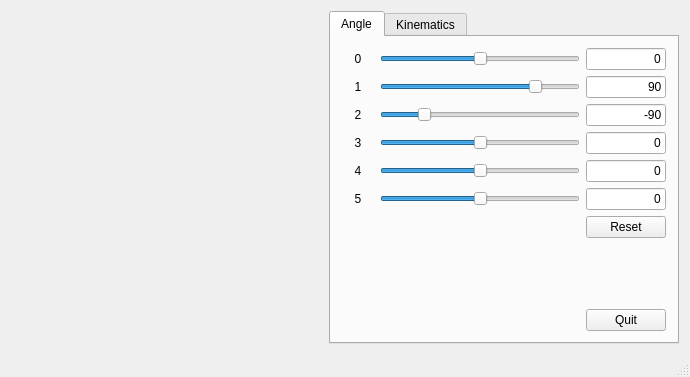
lego8421/PhantomX-Robot-Arm-Kit, file PhantomX-Robot-Arm-Kit/mainwindow.ui: the form before one commit.
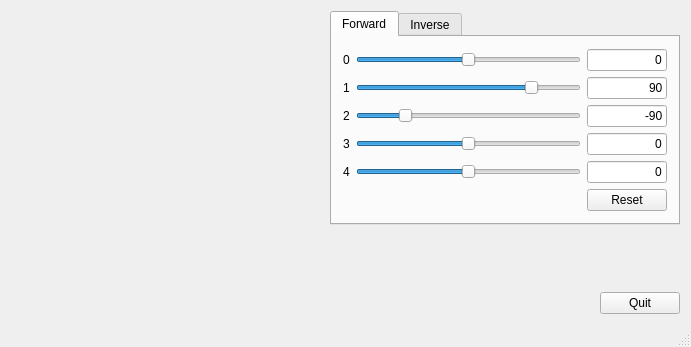
The form after the commit. Icons and pictures are not drawn. Custom widgets are drawn as their Qt base class.

Patch:
```diff
--- a/PhantomX-Robot-Arm-Kit/mainwindow.ui
+++ b/PhantomX-Robot-Arm-Kit/mainwindow.ui
@@ -6,8 +6,8 @@
    <rect>
     <x>0</x>
     <y>0</y>
-    <width>690</width>
-    <height>377</height>
+    <width>691</width>
+    <height>347</height>
    </rect>
   </property>
   <property name="sizePolicy">
@@ -48,9 +48,27 @@
      </widget>
     </item>
     <item>
+     <layout class="QGridLayout" name="gridLayout_2">
+      <property name="sizeConstraint">
+       <enum>QLayout::SetMinimumSize</enum>
+      </property>
+      <item row="2" column="0">
+       <spacer name="verticalSpacer">
+        <property name="orientation">
+         <enum>Qt::Vertical</enum>
+        </property>
+        <property name="sizeHint" stdset="0">
+         <size>
+          <width>20</width>
+          <height>40</height>
+         </size>
+        </property>
+       </spacer>
+      </item>
+      <item row="0" column="0" colspan="2">
      <widget class="QTabWidget" name="tabWidget">
       <property name="sizePolicy">
-       <sizepolicy hsizetype="Expanding" vsizetype="Expanding">
+         <sizepolicy hsizetype="Fixed" vsizetype="Fixed">
         <horstretch>0</horstretch>
         <verstretch>0</verstretch>
        </sizepolicy>
@@ -63,7 +81,7 @@
       </property>
       <property name="maximumSize">
        <size>
-        <width>350</width>
+          <width>16777215</width>
         <height>16777215</height>
        </size>
       </property>
@@ -76,198 +94,62 @@
       <property name="elideMode">
        <enum>Qt::ElideRight</enum>
       </property>
-      <widget class="QWidget" name="tabAngle">
+        <widget class="QWidget" name="tabForward">
        <attribute name="title">
-        <string>Angle</string>
+          <string>Forward</string>
        </attribute>
        <layout class="QVBoxLayout" name="verticalLayout">
         <item>
          <layout class="QGridLayout" name="gridLayout">
-          <item row="2" column="2">
-           <widget class="QLineEdit" name="lineEdit2">
-            <property name="sizePolicy">
-             <sizepolicy hsizetype="Minimum" vsizetype="Fixed">
-              <horstretch>0</horstretch>
-              <verstretch>0</verstretch>
-             </sizepolicy>
-            </property>
-            <property name="maximumSize">
-             <size>
-              <width>80</width>
-              <height>16777215</height>
-             </size>
-            </property>
-            <property name="text">
-             <string>-90</string>
-            </property>
-            <property name="alignment">
-             <set>Qt::AlignRight|Qt::AlignTrailing|Qt::AlignVCenter</set>
-            </property>
-           </widget>
-          </item>
-          <item row="0" column="1">
-           <widget class="QSlider" name="horizontalSlider0">
-            <property name="sizePolicy">
-             <sizepolicy hsizetype="Minimum" vsizetype="Fixed">
-              <horstretch>0</horstretch>
-              <verstretch>0</verstretch>
-             </sizepolicy>
-            </property>
-            <property name="minimumSize">
-             <size>
-              <width>200</width>
-              <height>0</height>
-             </size>
-            </property>
-            <property name="minimum">
-             <number>-150</number>
-            </property>
-            <property name="maximum">
-             <number>150</number>
-            </property>
-            <property name="orientation">
-             <enum>Qt::Horizontal</enum>
-            </property>
-           </widget>
-          </item>
-          <item row="3" column="1">
-           <widget class="QSlider" name="horizontalSlider3">
-            <property name="sizePolicy">
-             <sizepolicy hsizetype="Minimum" vsizetype="Fixed">
-              <horstretch>0</horstretch>
-              <verstretch>0</verstretch>
-             </sizepolicy>
-            </property>
-            <property name="minimum">
-             <number>-150</number>
-            </property>
-            <property name="maximum">
-             <number>150</number>
-            </property>
-            <property name="orientation">
-             <enum>Qt::Horizontal</enum>
-            </property>
-           </widget>
-          </item>
-          <item row="0" column="2">
-           <widget class="QLineEdit" name="lineEdit0">
-            <property name="sizePolicy">
-             <sizepolicy hsizetype="Minimum" vsizetype="Fixed">
-              <horstretch>0</horstretch>
-              <verstretch>0</verstretch>
-             </sizepolicy>
-            </property>
-            <property name="maximumSize">
-             <size>
-              <width>80</width>
-              <height>16777215</height>
-             </size>
-            </property>
-            <property name="text">
-             <string>0</string>
-            </property>
-            <property name="alignment">
-             <set>Qt::AlignRight|Qt::AlignTrailing|Qt::AlignVCenter</set>
-            </property>
-           </widget>
-          </item>
-          <item row="3" column="2">
-           <widget class="QLineEdit" name="lineEdit3">
-            <property name="sizePolicy">
-             <sizepolicy hsizetype="Minimum" vsizetype="Fixed">
-              <horstretch>0</horstretch>
-              <verstretch>0</verstretch>
-             </sizepolicy>
-            </property>
-            <property name="maximumSize">
-             <size>
-              <width>80</width>
-              <height>16777215</height>
-             </size>
-            </property>
-            <property name="text">
-             <string>0</string>
-            </property>
-            <property name="alignment">
-             <set>Qt::AlignRight|Qt::AlignTrailing|Qt::AlignVCenter</set>
-            </property>
-           </widget>
-          </item>
-          <item row="5" column="1">
-           <widget class="QSlider" name="horizontalSlider5">
-            <property name="sizePolicy">
-             <sizepolicy hsizetype="Minimum" vsizetype="Fixed">
-              <horstretch>0</horstretch>
-              <verstretch>0</verstretch>
-             </sizepolicy>
-            </property>
-            <property name="minimum">
-             <number>-150</number>
-            </property>
-            <property name="maximum">
-             <number>150</number>
-            </property>
-            <property name="orientation">
-             <enum>Qt::Horizontal</enum>
-            </property>
-           </widget>
-          </item>
-          <item row="4" column="1">
-           <widget class="QSlider" name="horizontalSlider4">
-            <property name="sizePolicy">
-             <sizepolicy hsizetype="Minimum" vsizetype="Fixed">
-              <horstretch>0</horstretch>
-              <verstretch>0</verstretch>
-             </sizepolicy>
-            </property>
-            <property name="minimum">
-             <number>-150</number>
-            </property>
-            <property name="maximum">
-             <number>150</number>
-            </property>
-            <property name="orientation">
-             <enum>Qt::Horizontal</enum>
-            </property>
-           </widget>
-          </item>
-          <item row="5" column="0">
-           <widget class="QLabel" name="label_6">
-            <property name="text">
-             <string>5</string>
-            </property>
-            <property name="alignment">
-             <set>Qt::AlignCenter</set>
-            </property>
-           </widget>
-          </item>
-          <item row="2" column="0">
-           <widget class="QLabel" name="label_3">
-            <property name="text">
-             <string>2</string>
-            </property>
-            <property name="alignment">
-             <set>Qt::AlignCenter</set>
-            </property>
-           </widget>
-          </item>
-          <item row="7" column="2">
-           <spacer name="verticalSpacer">
-            <property name="orientation">
-             <enum>Qt::Vertical</enum>
-            </property>
-            <property name="sizeHint" stdset="0">
-             <size>
-              <width>20</width>
-              <height>40</height>
-             </size>
-            </property>
-           </spacer>
-          </item>
           <item row="5" column="2">
-           <widget class="QLineEdit" name="lineEdit5">
+             <widget class="QPushButton" name="buttonReset">
             <property name="sizePolicy">
              <sizepolicy hsizetype="Minimum" vsizetype="Fixed">
+                <horstretch>0</horstretch>
+                <verstretch>0</verstretch>
+               </sizepolicy>
+              </property>
+              <property name="text">
+               <string>Reset</string>
+              </property>
+             </widget>
+            </item>
+            <item row="3" column="0">
+             <widget class="QLabel" name="label_4">
+              <property name="sizePolicy">
+               <sizepolicy hsizetype="Minimum" vsizetype="Preferred">
+                <horstretch>0</horstretch>
+                <verstretch>0</verstretch>
+               </sizepolicy>
+              </property>
+              <property name="text">
+               <string>3</string>
+              </property>
+              <property name="alignment">
+               <set>Qt::AlignCenter</set>
+              </property>
+             </widget>
+            </item>
+            <item row="1" column="0">
+             <widget class="QLabel" name="label_2">
+              <property name="sizePolicy">
+               <sizepolicy hsizetype="Minimum" vsizetype="Preferred">
+                <horstretch>0</horstretch>
+                <verstretch>0</verstretch>
+               </sizepolicy>
+              </property>
+              <property name="text">
+               <string>1</string>
+              </property>
+              <property name="alignment">
+               <set>Qt::AlignCenter</set>
+              </property>
+             </widget>
+            </item>
+            <item row="4" column="2">
+             <widget class="QLineEdit" name="lineEdit4">
+              <property name="sizePolicy">
+               <sizepolicy hsizetype="Fixed" vsizetype="Fixed">
               <horstretch>0</horstretch>
               <verstretch>0</verstretch>
              </sizepolicy>
@@ -286,71 +168,10 @@
             </property>
            </widget>
           </item>
-          <item row="8" column="2">
-           <widget class="QPushButton" name="pushButton">
-            <property name="sizePolicy">
-             <sizepolicy hsizetype="Minimum" vsizetype="Fixed">
-              <horstretch>0</horstretch>
-              <verstretch>0</verstretch>
-             </sizepolicy>
-            </property>
-            <property name="maximumSize">
-             <size>
-              <width>80</width>
-              <height>16777215</height>
-             </size>
-            </property>
-            <property name="text">
-             <string>Quit</string>
-            </property>
-           </widget>
-          </item>
-          <item row="0" column="0">
-           <widget class="QLabel" name="label">
-            <property name="text">
-             <string>0</string>
-            </property>
-            <property name="alignment">
-             <set>Qt::AlignCenter</set>
-            </property>
-           </widget>
-          </item>
-          <item row="2" column="1">
-           <widget class="QSlider" name="horizontalSlider2">
-            <property name="sizePolicy">
-             <sizepolicy hsizetype="Minimum" vsizetype="Fixed">
-              <horstretch>0</horstretch>
-              <verstretch>0</verstretch>
-             </sizepolicy>
-            </property>
-            <property name="minimum">
-             <number>-150</number>
-            </property>
-            <property name="maximum">
-             <number>150</number>
-            </property>
-            <property name="value">
-             <number>-90</number>
-            </property>
-            <property name="orientation">
-             <enum>Qt::Horizontal</enum>
-            </property>
-           </widget>
-          </item>
-          <item row="4" column="0">
-           <widget class="QLabel" name="label_5">
-            <property name="text">
-             <string>4</string>
-            </property>
-            <property name="alignment">
-             <set>Qt::AlignCenter</set>
-            </property>
-           </widget>
-          </item>
           <item row="1" column="1">
            <widget class="QSlider" name="horizontalSlider1">
             <property name="sizePolicy">
-             <sizepolicy hsizetype="Minimum" vsizetype="Fixed">
+               <sizepolicy hsizetype="Expanding" vsizetype="Fixed">
               <horstretch>0</horstretch>
               <verstretch>0</verstretch>
              </sizepolicy>
@@ -361,6 +182,12 @@
               <height>0</height>
              </size>
             </property>
+              <property name="maximumSize">
+               <size>
+                <width>16777215</width>
+                <height>16777215</height>
+               </size>
+              </property>
             <property name="minimum">
              <number>-150</number>
             </property>
@@ -378,7 +205,7 @@
           <item row="1" column="2">
            <widget class="QLineEdit" name="lineEdit1">
             <property name="sizePolicy">
-             <sizepolicy hsizetype="Minimum" vsizetype="Fixed">
+               <sizepolicy hsizetype="Fixed" vsizetype="Fixed">
               <horstretch>0</horstretch>
               <verstretch>0</verstretch>
              </sizepolicy>
@@ -397,17 +224,33 @@
             </property>
            </widget>
           </item>
-          <item row="4" column="2">
-           <widget class="QLineEdit" name="lineEdit4">
+            <item row="4" column="0">
+             <widget class="QLabel" name="label_5">
             <property name="sizePolicy">
-             <sizepolicy hsizetype="Minimum" vsizetype="Fixed">
+               <sizepolicy hsizetype="Minimum" vsizetype="Preferred">
               <horstretch>0</horstretch>
               <verstretch>0</verstretch>
              </sizepolicy>
             </property>
+              <property name="text">
+               <string>4</string>
+              </property>
+              <property name="alignment">
+               <set>Qt::AlignCenter</set>
+              </property>
+             </widget>
+            </item>
+            <item row="0" column="0">
+             <widget class="QLabel" name="label">
+              <property name="sizePolicy">
+               <sizepolicy hsizetype="Minimum" vsizetype="Preferred">
+                <horstretch>0</horstretch>
+                <verstretch>0</verstretch>
+               </sizepolicy>
+              </property>
             <property name="maximumSize">
              <size>
-              <width>80</width>
+                <width>16777215</width>
               <height>16777215</height>
              </size>
             </property>
@@ -415,47 +258,251 @@
              <string>0</string>
             </property>
             <property name="alignment">
-             <set>Qt::AlignRight|Qt::AlignTrailing|Qt::AlignVCenter</set>
+               <set>Qt::AlignCenter</set>
             </property>
            </widget>
           </item>
-          <item row="1" column="0">
-           <widget class="QLabel" name="label_2">
+            <item row="2" column="1">
+             <widget class="QSlider" name="horizontalSlider2">
+              <property name="sizePolicy">
+               <sizepolicy hsizetype="Expanding" vsizetype="Fixed">
+                <horstretch>0</horstretch>
+                <verstretch>0</verstretch>
+               </sizepolicy>
+              </property>
+              <property name="minimumSize">
+               <size>
+                <width>0</width>
+                <height>0</height>
+               </size>
+              </property>
+              <property name="maximumSize">
+               <size>
+                <width>16777215</width>
+                <height>16777215</height>
+               </size>
+              </property>
+              <property name="minimum">
+               <number>-150</number>
+              </property>
+              <property name="maximum">
+               <number>150</number>
+              </property>
+              <property name="value">
+               <number>-90</number>
+              </property>
+              <property name="orientation">
+               <enum>Qt::Horizontal</enum>
+              </property>
+             </widget>
+            </item>
+            <item row="2" column="0">
+             <widget class="QLabel" name="label_3">
+              <property name="sizePolicy">
+               <sizepolicy hsizetype="Fixed" vsizetype="Preferred">
+                <horstretch>0</horstretch>
+                <verstretch>0</verstretch>
+               </sizepolicy>
+              </property>
             <property name="text">
-             <string>1</string>
+               <string>2</string>
             </property>
             <property name="alignment">
              <set>Qt::AlignCenter</set>
             </property>
            </widget>
           </item>
-          <item row="3" column="0">
-           <widget class="QLabel" name="label_4">
+            <item row="4" column="1">
+             <widget class="QSlider" name="horizontalSlider4">
+              <property name="sizePolicy">
+               <sizepolicy hsizetype="Expanding" vsizetype="Fixed">
+                <horstretch>0</horstretch>
+                <verstretch>0</verstretch>
+               </sizepolicy>
+              </property>
+              <property name="minimumSize">
+               <size>
+                <width>0</width>
+                <height>0</height>
+               </size>
+              </property>
+              <property name="maximumSize">
+               <size>
+                <width>16777215</width>
+                <height>16777215</height>
+               </size>
+              </property>
+              <property name="minimum">
+               <number>-150</number>
+              </property>
+              <property name="maximum">
+               <number>150</number>
+              </property>
+              <property name="orientation">
+               <enum>Qt::Horizontal</enum>
+              </property>
+             </widget>
+            </item>
+            <item row="3" column="2">
+             <widget class="QLineEdit" name="lineEdit3">
+              <property name="sizePolicy">
+               <sizepolicy hsizetype="Fixed" vsizetype="Fixed">
+                <horstretch>0</horstretch>
+                <verstretch>0</verstretch>
+               </sizepolicy>
+              </property>
+              <property name="maximumSize">
+               <size>
+                <width>80</width>
+                <height>16777215</height>
+               </size>
+              </property>
             <property name="text">
-             <string>3</string>
+               <string>0</string>
             </property>
             <property name="alignment">
-             <set>Qt::AlignCenter</set>
+               <set>Qt::AlignRight|Qt::AlignTrailing|Qt::AlignVCenter</set>
             </property>
            </widget>
           </item>
-          <item row="6" column="2">
-           <widget class="QPushButton" name="buttonReset">
+            <item row="0" column="2">
+             <widget class="QLineEdit" name="lineEdit0">
+              <property name="sizePolicy">
+               <sizepolicy hsizetype="Fixed" vsizetype="Fixed">
+                <horstretch>0</horstretch>
+                <verstretch>0</verstretch>
+               </sizepolicy>
+              </property>
+              <property name="maximumSize">
+               <size>
+                <width>80</width>
+                <height>16777215</height>
+               </size>
+              </property>
             <property name="text">
-             <string>Reset</string>
-            </property>
-           </widget>
-          </item>
+               <string>0</string>
+              </property>
+              <property name="alignment">
+               <set>Qt::AlignRight|Qt::AlignTrailing|Qt::AlignVCenter</set>
+              </property>
+             </widget>
+            </item>
+            <item row="0" column="1">
+             <widget class="QSlider" name="horizontalSlider0">
+              <property name="sizePolicy">
+               <sizepolicy hsizetype="Expanding" vsizetype="Fixed">
+                <horstretch>0</horstretch>
+                <verstretch>0</verstretch>
+               </sizepolicy>
+              </property>
+              <property name="minimumSize">
+               <size>
+                <width>0</width>
+                <height>0</height>
+               </size>
+              </property>
+              <property name="maximumSize">
+               <size>
+                <width>16777215</width>
+                <height>16777215</height>
+               </size>
+              </property>
+              <property name="minimum">
+               <number>-150</number>
+              </property>
+              <property name="maximum">
+               <number>150</number>
+              </property>
+              <property name="orientation">
+               <enum>Qt::Horizontal</enum>
+              </property>
+             </widget>
+            </item>
+            <item row="3" column="1">
+             <widget class="QSlider" name="horizontalSlider3">
+              <property name="sizePolicy">
+               <sizepolicy hsizetype="Expanding" vsizetype="Fixed">
+                <horstretch>0</horstretch>
+                <verstretch>0</verstretch>
+               </sizepolicy>
+              </property>
+              <property name="minimumSize">
+               <size>
+                <width>0</width>
+                <height>0</height>
+               </size>
+              </property>
+              <property name="maximumSize">
+               <size>
+                <width>16777215</width>
+                <height>16777215</height>
+               </size>
+              </property>
+              <property name="minimum">
+               <number>-150</number>
+              </property>
+              <property name="maximum">
+               <number>150</number>
+              </property>
+              <property name="orientation">
+               <enum>Qt::Horizontal</enum>
+              </property>
+             </widget>
+            </item>
+            <item row="2" column="2">
+             <widget class="QLineEdit" name="lineEdit2">
+              <property name="sizePolicy">
+               <sizepolicy hsizetype="Fixed" vsizetype="Fixed">
+                <horstretch>0</horstretch>
+                <verstretch>0</verstretch>
+               </sizepolicy>
+              </property>
+              <property name="maximumSize">
+               <size>
+                <width>80</width>
+                <height>16777215</height>
+               </size>
+              </property>
+              <property name="text">
+               <string>-90</string>
+              </property>
+              <property name="alignment">
+               <set>Qt::AlignRight|Qt::AlignTrailing|Qt::AlignVCenter</set>
+              </property>
+             </widget>
+            </item>
          </layout>
         </item>
        </layout>
       </widget>
-      <widget class="QWidget" name="tabKinematics">
+        <widget class="QWidget" name="tabInverse">
        <attribute name="title">
-        <string>Kinematics</string>
-       </attribute>
-      </widget>
-     </widget>
+          <string>Inverse</string>
+         </attribute>
+         <layout class="QVBoxLayout" name="verticalLayout_2"/>
+        </widget>
+       </widget>
+      </item>
+      <item row="3" column="1">
+       <widget class="QPushButton" name="pushButton_2">
+        <property name="sizePolicy">
+         <sizepolicy hsizetype="Minimum" vsizetype="Fixed">
+          <horstretch>0</horstretch>
+          <verstretch>0</verstretch>
+         </sizepolicy>
+        </property>
+        <property name="maximumSize">
+         <size>
+          <width>80</width>
+          <height>16777215</height>
+         </size>
+        </property>
+        <property name="text">
+         <string>Quit</string>
+        </property>
+       </widget>
+      </item>
+     </layout>
     </item>
    </layout>
   </widget>
```
Left out of the diff: 10 changed lines with no effect on the pictures. Lines whose indentation alone changed are shown as unchanged.
